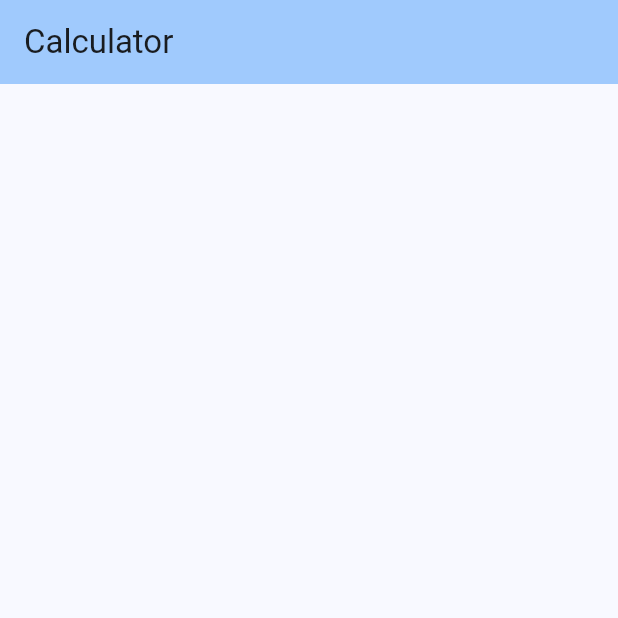
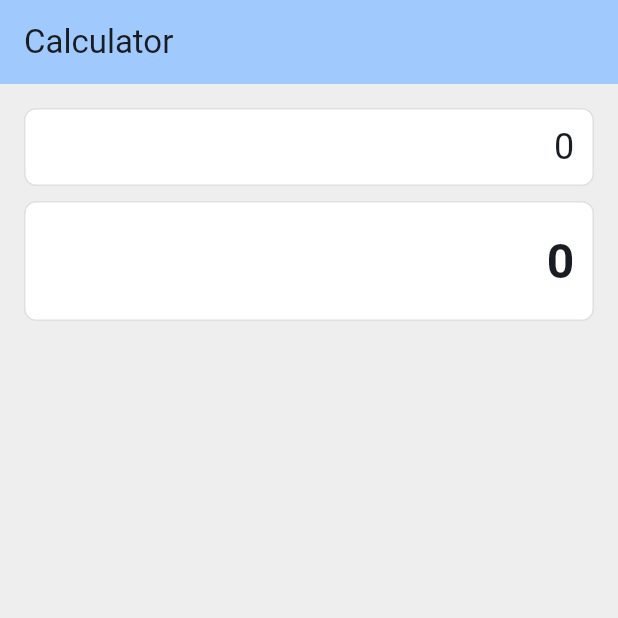
Before and after one commit to FRISKSYA/mobile-piscine, a Flutter app: the screen it shows after launch, on a phone screen of 412 x 824 dp, the top half of it. Run offline on Flutter 3.47's test engine with Material 3 defaults, Android fonts, the phone set to English and light mode, and no system bars.

Commit message:
done step4

```diff
--- a/mobileModule00/ex02/lib/main.dart
+++ b/mobileModule00/ex02/lib/main.dart
@@ -40,9 +40,51 @@
       ),
       body: Column(
         children: [
-          // TODO:
-        ]
-      )
+          // Columnのchildren配列内に追加
+          Expanded(
+            flex: 2,  // 画面の上部を表示セクション用に確保
+            child: Container(
+              padding: const EdgeInsets.all(16),
+              color: Colors.grey.shade200,  // 背景色
+              child: Column(
+                mainAxisAlignment: MainAxisAlignment.start,  // 上揃え
+                crossAxisAlignment: CrossAxisAlignment.stretch,  // 横幅いっぱい
+                children: [
+                  // 計算式を表示する領域
+                  Container(
+                    padding: const EdgeInsets.symmetric(horizontal: 12, vertical: 8),
+                    alignment: Alignment.centerRight,  // 右揃え
+                    decoration: BoxDecoration(
+                      color: Colors.white,
+                      border: Border.all(color: Colors.grey.shade300),
+                      borderRadius: BorderRadius.circular(8),
+                    ),
+                    child: Text(
+                      expression,  // 計算式を表示
+                      style: const TextStyle(fontSize: 24),
+                    ),
+                  ),
+                  const SizedBox(height: 10),  // 間隔
+                  // 計算結果を表示する領域
+                  Container(
+                    padding: const EdgeInsets.symmetric(horizontal: 12, vertical: 16),
+                    alignment: Alignment.centerRight,  // 右揃え
+                    decoration: BoxDecoration(
+                      color: Colors.white,
+                      border: Border.all(color: Colors.grey.shade300),
+                      borderRadius: BorderRadius.circular(8),
+                    ),
+                    child: Text(
+                      result,  // 計算結果を表示
+                      style: const TextStyle(fontSize: 32, fontWeight: FontWeight.bold),
+                    ),
+                  ),
+                ],
+              ),
+            ),
+          ),
+        ],
+      ),
     );
   }
 }
```
